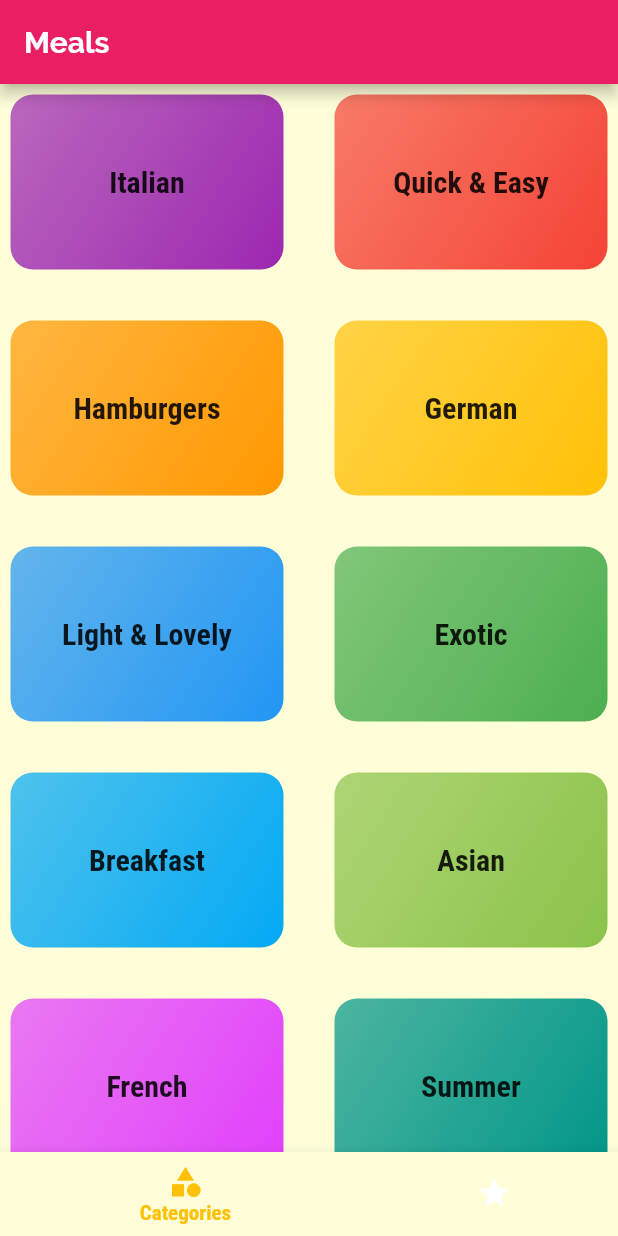
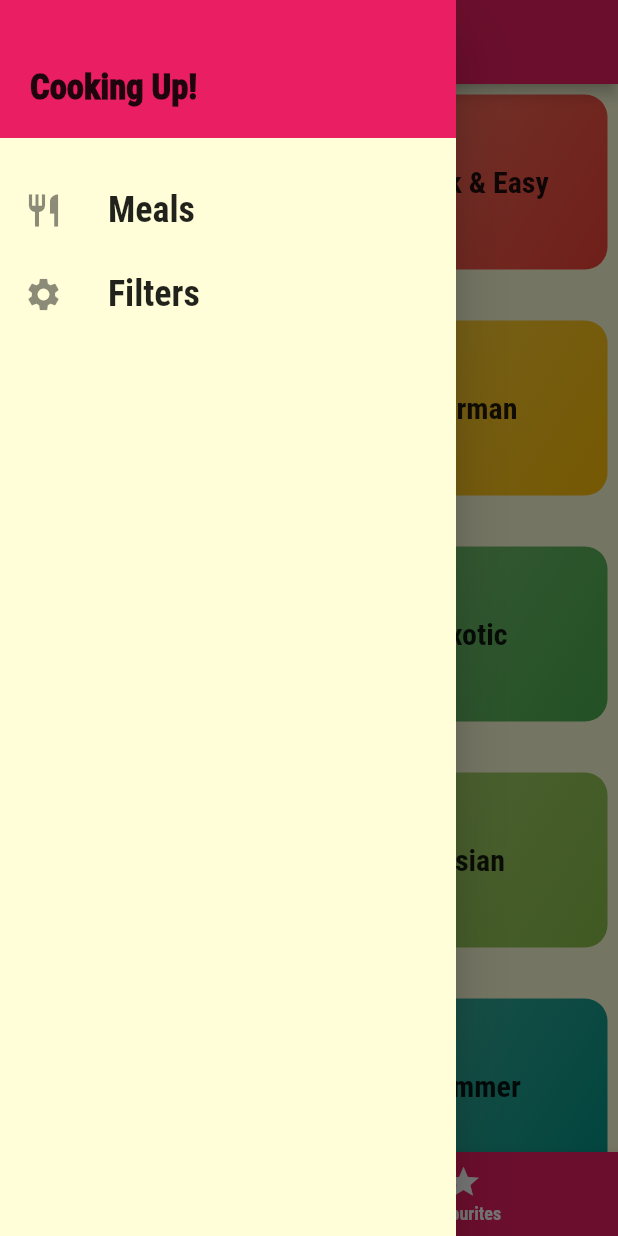
Before and after one commit to ujju2132/MEALS-APP, a Flutter app: the screen it shows after launch, with the side drawer open (before the commit the screen has no drawer), on a phone screen of 412 x 824 dp. Run offline on Flutter 3.47's test engine with Material 2 defaults, Android fonts, the phone set to English and light mode, and no system bars; missing offline and left inert: dart:ffi.

Commit message:
third commit

```diff
--- a/lib/main.dart
+++ b/lib/main.dart
@@ -1,5 +1,7 @@
+import 'package:flutter/foundation.dart';
 import 'package:flutter/material.dart';
 import 'package:meals_app/screens/categories_screen.dart';
+import 'package:meals_app/screens/filters_screen.dart';
 import 'package:meals_app/screens/meal_detail_screen.dart';
 import 'package:meals_app/screens/tabs_screen.dart';
 import 'screens/category_meals_screen.dart';
@@ -15,6 +17,7 @@ class MyApp extends StatelessWidget {
   Widget build(BuildContext context) {
     ThemeData theme = ThemeData();
     return MaterialApp(
+      debugShowCheckedModeBanner: false,
       title: 'DeliMeals',
       theme: ThemeData(
         colorScheme: ColorScheme.fromSwatch(
@@ -47,6 +50,7 @@ class MyApp extends StatelessWidget {
         '/': (context) => TabsScreen(),
         CategoryMealsScreen.routeName: (Context) => CategoryMealsScreen(),
         MealDetailScreen.routeName:(context) => MealDetailScreen(),
+        FiltersScreen.routeName:(context) => FiltersScreen(),
       },
       // onGenerateRoute: (settings) {
       //   print(settings.arguments);
--- a/lib/screens/tabs_screen.dart
+++ b/lib/screens/tabs_screen.dart
@@ -1,6 +1,7 @@
 import 'package:flutter/material.dart';
 import 'package:meals_app/screens/categories_screen.dart';
 import 'package:meals_app/screens/favorites_screen.dart';
+import '../widgets/main_drawer.dart';
 
 class TabsScreen extends StatefulWidget {
   const TabsScreen({super.key});
@@ -10,9 +11,15 @@ class TabsScreen extends StatefulWidget {
 }
 
 class _TabsScreenState extends State<TabsScreen> {
-  final List<Widget> _pages = [
-    CategoriesScreen(),
-    FavouritesScreen(),
+  final List<Map<String, Object>> _pages = [
+    {
+      'page': CategoriesScreen(),
+      'title': 'Categories'
+    },
+    {
+      'page': FavouritesScreen(),
+      'title': 'Your Favourites',
+    },
   ];
 
   int _selectedPageIndex = 0;
@@ -48,21 +55,24 @@ class _TabsScreenState extends State<TabsScreen> {
 
     return Scaffold(
       appBar: AppBar(
-        title: Text('Meals'),
+        title: Text(_pages[_selectedPageIndex]['title'].toString()),
       ),
-      body: _pages[_selectedPageIndex],
+      drawer: MainDrawer(),
+      body: _pages[_selectedPageIndex]['page']as Widget,
       bottomNavigationBar: BottomNavigationBar(
         onTap: _selectedPage,
         unselectedItemColor: Colors.white,
         selectedItemColor: Theme.of(context).splashColor,
         currentIndex: _selectedPageIndex,
-        type: BottomNavigationBarType.shifting,
+        type: BottomNavigationBarType.fixed,
         items: [
           BottomNavigationBarItem(
+            backgroundColor: Theme.of(context).colorScheme.primary,
             icon: Icon(Icons.category),
             label: 'Categories',
           ),
           BottomNavigationBarItem(
+            backgroundColor: Theme.of(context).colorScheme.primary,
             icon: Icon(Icons.star),
             label: 'Favourites',
           )
--- /dev/null
+++ b/lib/widgets/main_drawer.dart
@@ -0,0 +1,59 @@
+import 'package:flutter/material.dart';
+import 'package:meals_app/screens/filters_screen.dart';
+
+class MainDrawer extends StatelessWidget {
+  const MainDrawer({super.key});
+
+  Widget buildListTile(String title, IconData icon, Function tapHandler) {
+    return ListTile(
+      leading: Icon(
+        icon,
+        size: 26,
+      ),
+      title: Text(
+        title,
+        style: TextStyle(
+          fontFamily: 'RobotoCondensed',
+          fontWeight: FontWeight.bold,
+          fontSize: 24,
+        ),
+      ),
+      onTap: () {
+        tapHandler();
+      },
+    );
+  }
+
+  @override
+  Widget build(BuildContext context) {
+    return Drawer(
+      child: Column(
+        children: [
+          Container(
+            child: Text(
+              'Cooking Up!',
+              style: TextStyle(
+                fontWeight: FontWeight.w900,
+                fontSize: 23,
+              ),
+            ),
+            color: Theme.of(context).colorScheme.primary,
+            padding: EdgeInsets.all(20),
+            height: 92,
+            width: double.infinity,
+            alignment: Alignment.bottomLeft,
+          ),
+          SizedBox(
+            height: 20,
+          ),
+          buildListTile('Meals', Icons.restaurant, () {
+            Navigator.of(context).pushReplacementNamed('/');
+          }),
+          buildListTile('Filters', Icons.settings, () {
+            Navigator.of(context).pushReplacementNamed(FiltersScreen.routeName);
+          }),
+        ],
+      ),
+    );
+  }
+}
```
Also changed, not shown: lib/screens/category_meals_screen.dart (+46 -19 lines), lib/screens/filters_screen.dart (added, +95 -0 lines), lib/screens/meal_detail_screen.dart (+9 -7 lines), lib/widgets/meal_item.dart (+18 -12 lines).
